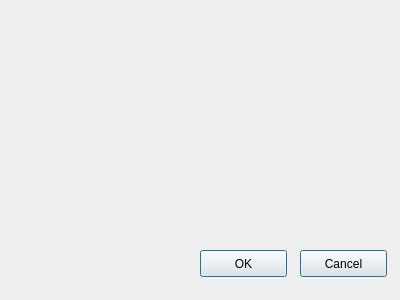
Qt form wndMain.ui (tobiaspetschke/imgen) before a commit.
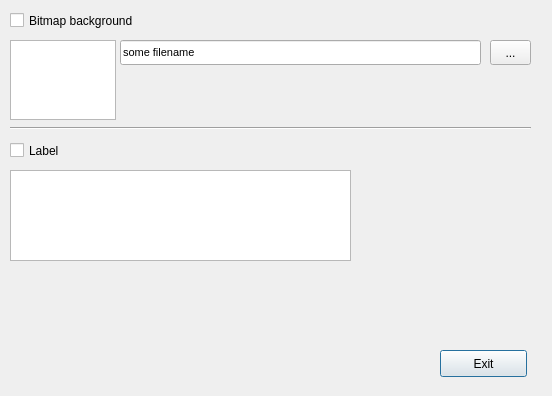
The same form after that commit.

What changed in the file:
```diff
--- a/wndMain.ui
+++ b/wndMain.ui
@@ -6,8 +6,8 @@
    <rect>
     <x>0</x>
     <y>0</y>
-    <width>400</width>
-    <height>300</height>
+    <width>552</width>
+    <height>396</height>
    </rect>
   </property>
   <property name="sizePolicy">
@@ -16,40 +16,132 @@
     <verstretch>0</verstretch>
    </sizepolicy>
   </property>
+  <property name="minimumSize">
+   <size>
+    <width>400</width>
+    <height>300</height>
+   </size>
+  </property>
+  <property name="maximumSize">
+   <size>
+    <width>700</width>
+    <height>700</height>
+   </size>
+  </property>
   <property name="windowTitle">
    <string>MainWindow</string>
   </property>
   <widget class="QWidget" name="centralwidget">
-   <widget class="QPushButton" name="btnOK">
+   <property name="sizePolicy">
+    <sizepolicy hsizetype="Fixed" vsizetype="Fixed">
+     <horstretch>0</horstretch>
+     <verstretch>0</verstretch>
+    </sizepolicy>
+   </property>
+   <widget class="QPushButton" name="btnExit">
     <property name="geometry">
      <rect>
-      <x>200</x>
-      <y>250</y>
+      <x>440</x>
+      <y>350</y>
       <width>87</width>
       <height>27</height>
      </rect>
     </property>
     <property name="text">
-     <string>OK</string>
+     <string>Exit</string>
     </property>
     <property name="default">
      <bool>true</bool>
     </property>
    </widget>
-   <widget class="QPushButton" name="btnCancel">
+   <widget class="Line" name="line">
     <property name="geometry">
      <rect>
-      <x>300</x>
-      <y>250</y>
-      <width>87</width>
-      <height>27</height>
+      <x>10</x>
+      <y>120</y>
+      <width>521</width>
+      <height>16</height>
      </rect>
     </property>
+    <property name="orientation">
+     <enum>Qt::Horizontal</enum>
+    </property>
+   </widget>
+   <widget class="QCheckBox" name="chkBitmap">
+    <property name="geometry">
+     <rect>
+      <x>10</x>
+      <y>10</y>
+      <width>151</width>
+      <height>21</height>
+     </rect>
+    </property>
     <property name="text">
-     <string>Cancel</string>
+     <string>Bitmap background</string>
     </property>
-    <property name="default">
-     <bool>true</bool>
+   </widget>
+   <widget class="QGraphicsView" name="graphBackground">
+    <property name="geometry">
+     <rect>
+      <x>10</x>
+      <y>40</y>
+      <width>106</width>
+      <height>80</height>
+     </rect>
+    </property>
+   </widget>
+   <widget class="QToolButton" name="btnBackground">
+    <property name="geometry">
+     <rect>
+      <x>490</x>
+      <y>40</y>
+      <width>41</width>
+      <height>25</height>
+     </rect>
+    </property>
+    <property name="text">
+     <string>...</string>
+    </property>
+   </widget>
+   <widget class="QLineEdit" name="editBackground">
+    <property name="geometry">
+     <rect>
+      <x>120</x>
+      <y>40</y>
+      <width>361</width>
+      <height>25</height>
+     </rect>
+    </property>
+    <property name="font">
+     <font>
+      <pointsize>8</pointsize>
+     </font>
+    </property>
+    <property name="text">
+     <string>some filename</string>
+    </property>
+   </widget>
+   <widget class="QCheckBox" name="chkLabel">
+    <property name="geometry">
+     <rect>
+      <x>10</x>
+      <y>140</y>
+      <width>61</width>
+      <height>21</height>
+     </rect>
+    </property>
+    <property name="text">
+     <string>Label</string>
+    </property>
+   </widget>
+   <widget class="QPlainTextEdit" name="editLabel">
+    <property name="geometry">
+     <rect>
+      <x>10</x>
+      <y>170</y>
+      <width>341</width>
+      <height>91</height>
+     </rect>
     </property>
    </widget>
   </widget>
```
